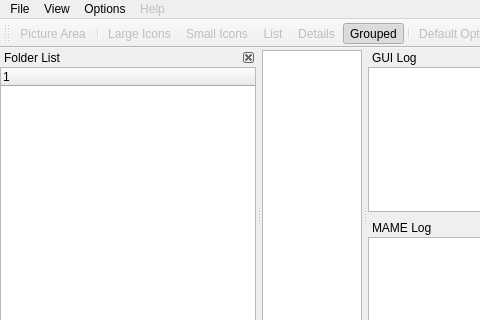
svn2github/mameplus, file trunk/mamep/qtui/mamepguimain.ui: the form before one commit; both pictures show x 0 to 480 and y 0 to 320 of the 624 by 403 pixel window.
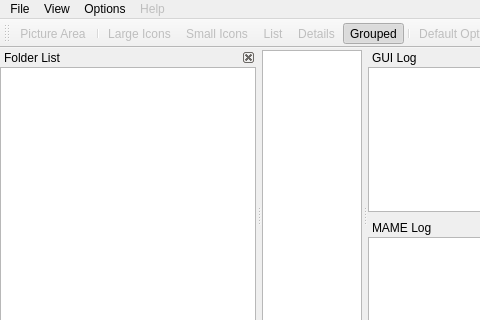
The form after the commit. Icons and pictures are not drawn.

The edit to the form file:
```diff
--- a/trunk/mamep/qtui/mamepguimain.ui
+++ b/trunk/mamep/qtui/mamepguimain.ui
@@ -203,6 +203,14 @@
    </widget>
   </widget>
   <widget class="QDockWidget" name="dockWidget_7" >
+   <property name="geometry" >
+    <rect>
+     <x>0</x>
+     <y>47</y>
+     <width>256</width>
+     <height>337</height>
+    </rect>
+   </property>
    <property name="sizePolicy" >
     <sizepolicy vsizetype="Preferred" hsizetype="Ignored" >
      <horstretch>0</horstretch>
@@ -210,7 +218,7 @@
     </sizepolicy>
    </property>
    <property name="features" >
-    <set>QDockWidget::DockWidgetClosable|QDockWidget::DockWidgetMovable|QDockWidget::NoDockWidgetFeatures</set>
+    <set>QDockWidget::DockWidgetClosable|QDockWidget::DockWidgetMovable</set>
    </property>
    <property name="windowTitle" >
     <string>Folder List</string>
@@ -219,6 +227,14 @@
     <number>1</number>
    </attribute>
    <widget class="QWidget" name="dockWidgetContents_14" >
+    <property name="geometry" >
+     <rect>
+      <x>0</x>
+      <y>22</y>
+      <width>256</width>
+      <height>315</height>
+     </rect>
+    </property>
     <layout class="QGridLayout" >
      <property name="leftMargin" >
       <number>0</number>
@@ -234,6 +250,9 @@
      </property>
      <item row="0" column="0" >
       <widget class="QTreeWidget" name="treeFolders" >
+       <property name="headerHidden" >
+        <bool>true</bool>
+       </property>
        <column>
         <property name="text" >
          <string>1</string>
```
Left out of the diff: 147 changed lines with no effect on the pictures.
